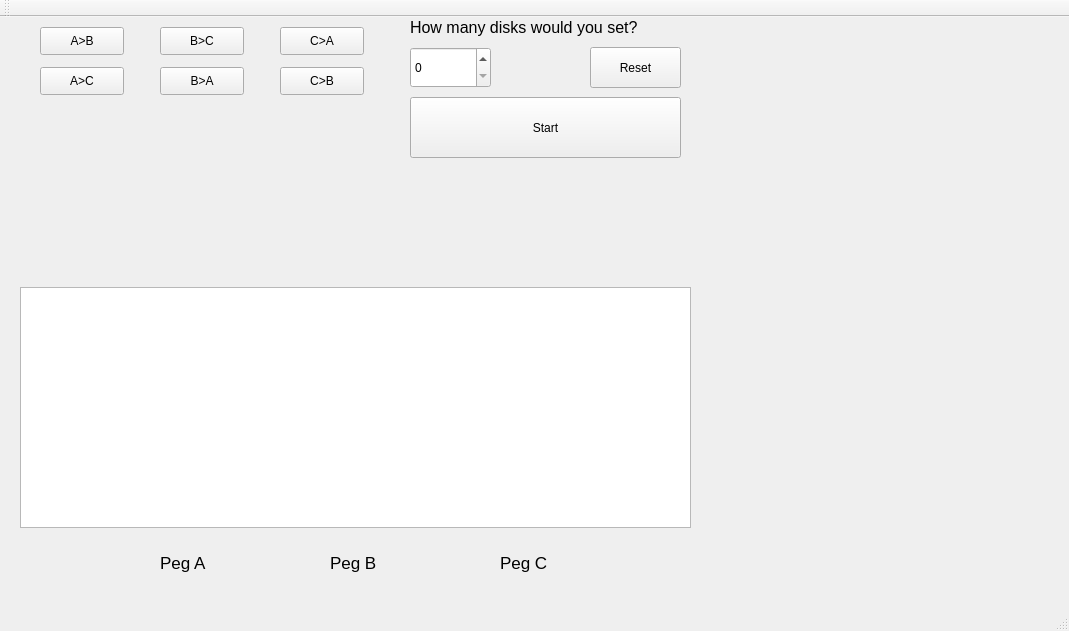
This is student/13/hanoi/mainwindow.ui in junyuan-fang/Ohjelmointi2 as Qt 5 draws it before an edit. The edited form follows.
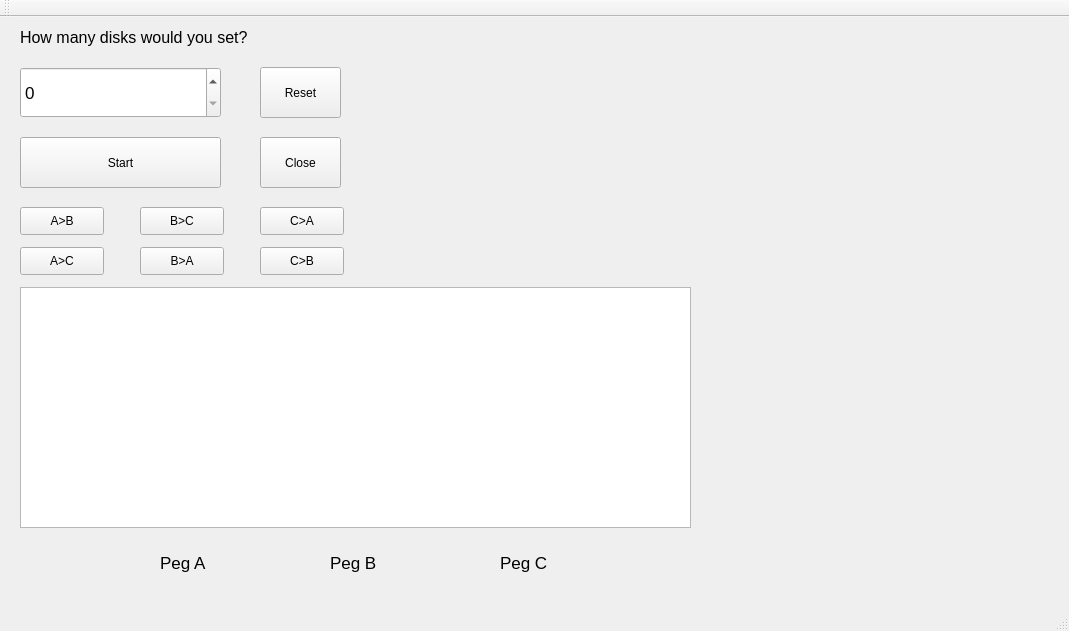
This is the edited form.

Commit message: added attributes to mainwindow.hh, first step, initialization of the game is completed

Patch:
```diff
--- a/student/13/hanoi/mainwindow.ui
+++ b/student/13/hanoi/mainwindow.ui
@@ -27,8 +27,8 @@
    <widget class="QLabel" name="label">
     <property name="geometry">
      <rect>
-      <x>410</x>
-      <y>0</y>
+      <x>20</x>
+      <y>10</y>
       <width>281</width>
       <height>20</height>
      </rect>
@@ -45,20 +45,25 @@
    <widget class="QSpinBox" name="spinBox">
     <property name="geometry">
      <rect>
-      <x>410</x>
-      <y>30</y>
-      <width>81</width>
-      <height>41</height>
+      <x>20</x>
+      <y>50</y>
+      <width>201</width>
+      <height>51</height>
      </rect>
     </property>
+    <property name="font">
+     <font>
+      <pointsize>13</pointsize>
+     </font>
+    </property>
    </widget>
    <widget class="QPushButton" name="start">
     <property name="geometry">
      <rect>
-      <x>410</x>
-      <y>80</y>
-      <width>271</width>
-      <height>61</height>
+      <x>20</x>
+      <y>120</y>
+      <width>201</width>
+      <height>51</height>
      </rect>
     </property>
     <property name="text">
@@ -68,10 +73,10 @@
    <widget class="QPushButton" name="reset">
     <property name="geometry">
      <rect>
-      <x>590</x>
-      <y>30</y>
-      <width>91</width>
-      <height>41</height>
+      <x>260</x>
+      <y>50</y>
+      <width>81</width>
+      <height>51</height>
      </rect>
     </property>
     <property name="text">
@@ -135,8 +140,8 @@
    <widget class="QPushButton" name="a_b">
     <property name="geometry">
      <rect>
-      <x>40</x>
-      <y>10</y>
+      <x>20</x>
+      <y>190</y>
       <width>84</width>
       <height>28</height>
      </rect>
@@ -148,8 +153,8 @@
    <widget class="QPushButton" name="b_c">
     <property name="geometry">
      <rect>
-      <x>160</x>
-      <y>10</y>
+      <x>140</x>
+      <y>190</y>
       <width>84</width>
       <height>28</height>
      </rect>
@@ -161,8 +166,8 @@
    <widget class="QPushButton" name="a_c">
     <property name="geometry">
      <rect>
-      <x>40</x>
-      <y>50</y>
+      <x>20</x>
+      <y>230</y>
       <width>84</width>
       <height>28</height>
      </rect>
@@ -174,8 +179,8 @@
    <widget class="QPushButton" name="b_a">
     <property name="geometry">
      <rect>
-      <x>160</x>
-      <y>50</y>
+      <x>140</x>
+      <y>230</y>
       <width>84</width>
       <height>28</height>
      </rect>
@@ -187,8 +192,8 @@
    <widget class="QPushButton" name="c_a">
     <property name="geometry">
      <rect>
-      <x>280</x>
-      <y>10</y>
+      <x>260</x>
+      <y>190</y>
       <width>84</width>
       <height>28</height>
      </rect>
@@ -200,8 +205,8 @@
    <widget class="QPushButton" name="c_b">
     <property name="geometry">
      <rect>
-      <x>280</x>
-      <y>50</y>
+      <x>260</x>
+      <y>230</y>
       <width>84</width>
       <height>28</height>
      </rect>
@@ -210,6 +215,19 @@
      <string>C&gt;B</string>
     </property>
    </widget>
+   <widget class="QPushButton" name="pushButton">
+    <property name="geometry">
+     <rect>
+      <x>260</x>
+      <y>120</y>
+      <width>81</width>
+      <height>51</height>
+     </rect>
+    </property>
+    <property name="text">
+     <string>Close</string>
+    </property>
+   </widget>
   </widget>
   <widget class="QMenuBar" name="menuBar">
    <property name="geometry">
```
Left out of the diff: 19 changed lines with no effect on the pictures. The commit also changes 2 other files.
